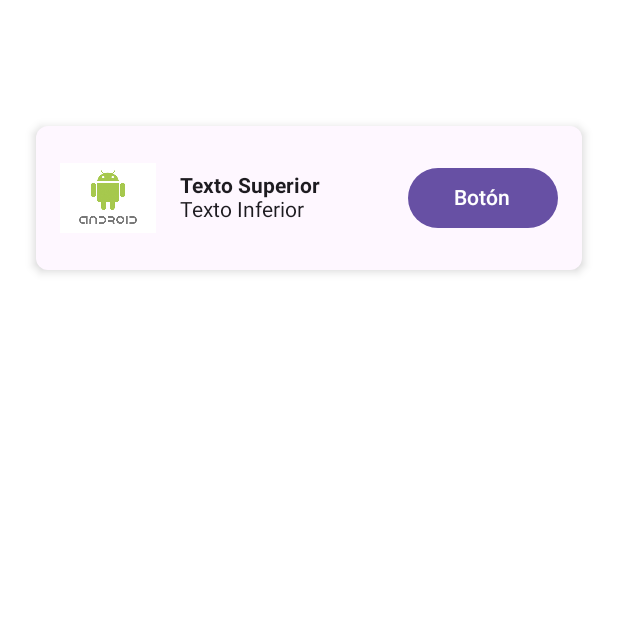
After one commit to DaianNieves/Prueba, an Android app built with Jetpack Compose: the ServiceCard screen opened through its navigation route, on a phone screen of 412 x 824 dp, the top half of it. The commit adds this screen. Run offline under Robolectric (Android 15) with nearby library versions, the phone set to English and light mode, and no system bars; libraries missing offline, so code that uses them is left out: androidx.window.core.

Commit message:
Add :sparkles: AuthController, ServiceCard, ServiceViewModel,TopBar and modifications on main

```diff
--- a/app/src/main/java/com/example/project1/MainActivity.kt
+++ b/app/src/main/java/com/example/project1/MainActivity.kt
@@ -19,6 +19,7 @@ import androidx.navigation.compose.composable
 import androidx.navigation.compose.rememberNavController
 import androidx.work.OneTimeWorkRequestBuilder
 import androidx.work.WorkManager
+import com.example.project1.ui.components.ServiceCard
 import com.example.project1.ui.screens.AlarmScreen
 import com.example.project1.ui.screens.AlarmWorker
 import com.example.project1.ui.screens.BiometricsScreen
@@ -372,5 +373,6 @@ fun SetupNavGraph(navController: NavHostController, activity: AppCompatActivity)
                 }
             }
         }
+        composable("ServiceCard") { ServiceCard(navController) }
     }
 }
--- /dev/null
+++ b/app/src/main/java/com/example/project1/data/model/controller/AuthController.kt
@@ -0,0 +1,4 @@
+package com.example.project1.data.model.controller
+
+class AuthController {
+}
--- /dev/null
+++ b/app/src/main/java/com/example/project1/ui/components/ServiceCard.kt
@@ -0,0 +1,93 @@
+package com.example.project1.ui.components
+
+import androidx.compose.foundation.Image
+import androidx.compose.foundation.layout.Arrangement
+import androidx.compose.foundation.layout.Column
+import androidx.compose.foundation.layout.Row
+import androidx.compose.foundation.layout.Spacer
+import androidx.compose.foundation.layout.fillMaxSize
+import androidx.compose.foundation.layout.fillMaxWidth
+import androidx.compose.foundation.layout.height
+import androidx.compose.foundation.layout.padding
+import androidx.compose.foundation.layout.size
+import androidx.compose.foundation.shape.RoundedCornerShape
+import androidx.compose.material3.Button
+import androidx.compose.material3.Card
+import androidx.compose.material3.CardDefaults
+import androidx.compose.material3.MaterialTheme
+import androidx.compose.material3.Text
+import androidx.compose.runtime.Composable
+import androidx.compose.ui.Alignment
+import androidx.compose.ui.Modifier
+import androidx.compose.ui.res.painterResource
+import androidx.compose.ui.text.font.FontWeight
+import androidx.compose.ui.tooling.preview.Preview
+import androidx.compose.ui.unit.dp
+import androidx.compose.ui.unit.sp
+import androidx.navigation.NavHostController
+import com.example.project1.R
+
+@Preview(showBackground = true)
+@Composable
+fun ServiceCard(navController: NavHostController) {
+    Column(
+        modifier = Modifier
+            .fillMaxSize()
+            .padding(16.dp),
+        verticalArrangement = Arrangement.Top,
+        horizontalAlignment = Alignment.CenterHorizontally
+    ) {
+        Spacer(modifier = Modifier.height(60.dp))
+
+        // Card que contiene el Row
+        Card(
+            modifier = Modifier
+                .fillMaxWidth()
+                .padding(8.dp),
+            shape = RoundedCornerShape(8.dp), // Bordes redondeados
+            elevation = CardDefaults.elevatedCardElevation(4.dp), // Sombra del Card
+            colors = CardDefaults.cardColors(containerColor = MaterialTheme.colorScheme.surface)
+        ) {
+            Row(
+                modifier = Modifier
+                    .fillMaxWidth()
+                    .padding(16.dp),
+                horizontalArrangement = Arrangement.SpaceBetween,
+                verticalAlignment = Alignment.CenterVertically
+            ) {
+                Image(
+                    painter = painterResource(id = R.drawable.android_logo),
+                    contentDescription = "Sample Image",
+                    modifier = Modifier.size(64.dp)
+                )
+
+                Column(
+                    modifier = Modifier
+                        .weight(1f)
+                        .padding(horizontal = 16.dp)
+                ) {
+                    Text(
+                        text = "Texto Superior",
+                        fontSize = 14.sp,
+                        fontWeight = FontWeight.Bold
+                    )
+                    Text(
+                        text = "Texto Inferior",
+                        fontSize = 14.sp,
+                        color = MaterialTheme.colorScheme.onBackground
+                    )
+                }
+
+                Button(
+                    onClick = { /* Acción del botón */ },
+                    modifier = Modifier.size(width = 100.dp, height = 40.dp)
+                ) {
+                    Text(
+                        text = "Botón",
+                        fontSize = 14.sp
+                    )
+                }
+            }
+        }
+    }
+}
```
Also changed, not shown: app/src/main/java/com/example/project1/data/model/controller/ServiceViewModel.kt (added, +69 -0 lines), app/src/main/java/com/example/project1/ui/components/TopBar.kt (added, +38 -0 lines).
